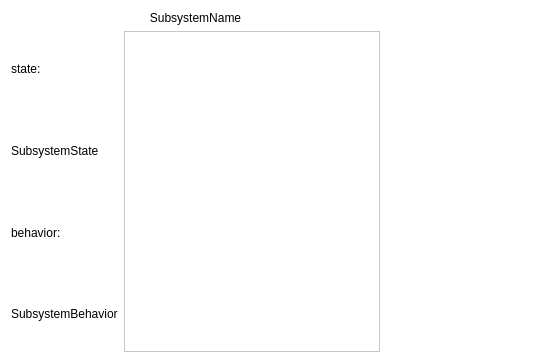
The window that resource/SubsystemWidget.ui (dseredyn/rqt_agent) describes before a commit, drawn with Qt 5.
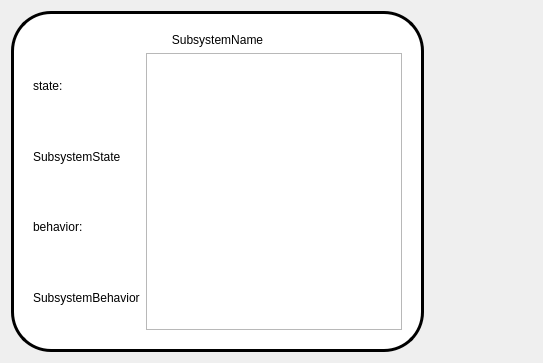
The same window after the commit.

Commit message: rounded agent

What changed in the file:
```diff
--- a/resource/SubsystemWidget.ui
+++ b/resource/SubsystemWidget.ui
@@ -16,402 +16,29 @@
     <verstretch>0</verstretch>
    </sizepolicy>
   </property>
-  <property name="palette">
-   <palette>
-    <active>
-     <colorrole role="WindowText">
-      <brush brushstyle="SolidPattern">
-       <color alpha="255">
-        <red>0</red>
-        <green>0</green>
-        <blue>0</blue>
-       </color>
-      </brush>
-     </colorrole>
-     <colorrole role="Button">
-      <brush brushstyle="SolidPattern">
-       <color alpha="255">
-        <red>255</red>
-        <green>255</green>
-        <blue>255</blue>
-       </color>
-      </brush>
-     </colorrole>
-     <colorrole role="Light">
-      <brush brushstyle="SolidPattern">
-       <color alpha="255">
-        <red>255</red>
-        <green>255</green>
-        <blue>255</blue>
-       </color>
-      </brush>
-     </colorrole>
-     <colorrole role="Midlight">
-      <brush brushstyle="SolidPattern">
-       <color alpha="255">
-        <red>255</red>
-        <green>255</green>
-        <blue>255</blue>
-       </color>
-      </brush>
-     </colorrole>
-     <colorrole role="Dark">
-      <brush brushstyle="SolidPattern">
-       <color alpha="255">
-        <red>255</red>
-        <green>255</green>
-        <blue>255</blue>
-       </color>
-      </brush>
-     </colorrole>
-     <colorrole role="Mid">
-      <brush brushstyle="SolidPattern">
-       <color alpha="255">
-        <red>255</red>
-        <green>255</green>
-        <blue>255</blue>
-       </color>
-      </brush>
-     </colorrole>
-     <colorrole role="Text">
-      <brush brushstyle="SolidPattern">
-       <color alpha="255">
-        <red>0</red>
-        <green>0</green>
-        <blue>0</blue>
-       </color>
-      </brush>
-     </colorrole>
-     <colorrole role="BrightText">
-      <brush brushstyle="SolidPattern">
-       <color alpha="255">
-        <red>0</red>
-        <green>0</green>
-        <blue>0</blue>
-       </color>
-      </brush>
-     </colorrole>
-     <colorrole role="ButtonText">
-      <brush brushstyle="SolidPattern">
-       <color alpha="255">
-        <red>0</red>
-        <green>0</green>
-        <blue>0</blue>
-       </color>
-      </brush>
-     </colorrole>
-     <colorrole role="Base">
-      <brush brushstyle="SolidPattern">
-       <color alpha="255">
-        <red>255</red>
-        <green>255</green>
-        <blue>255</blue>
-       </color>
-      </brush>
-     </colorrole>
-     <colorrole role="Window">
-      <brush brushstyle="SolidPattern">
-       <color alpha="255">
-        <red>255</red>
-        <green>255</green>
-        <blue>255</blue>
-       </color>
-      </brush>
-     </colorrole>
-     <colorrole role="Shadow">
-      <brush brushstyle="SolidPattern">
-       <color alpha="255">
-        <red>255</red>
-        <green>255</green>
-        <blue>255</blue>
-       </color>
-      </brush>
-     </colorrole>
-     <colorrole role="Highlight">
-      <brush brushstyle="SolidPattern">
-       <color alpha="255">
-        <red>255</red>
-        <green>255</green>
-        <blue>255</blue>
-       </color>
-      </brush>
-     </colorrole>
-     <colorrole role="HighlightedText">
-      <brush brushstyle="SolidPattern">
-       <color alpha="255">
-        <red>0</red>
-        <green>0</green>
-        <blue>0</blue>
-       </color>
-      </brush>
-     </colorrole>
-    </active>
-    <inactive>
-     <colorrole role="WindowText">
-      <brush brushstyle="SolidPattern">
-       <color alpha="255">
-        <red>0</red>
-        <green>0</green>
-        <blue>0</blue>
-       </color>
-      </brush>
-     </colorrole>
-     <colorrole role="Button">
-      <brush brushstyle="SolidPattern">
-       <color alpha="255">
-        <red>255</red>
-        <green>255</green>
-        <blue>255</blue>
-       </color>
-      </brush>
-     </colorrole>
-     <colorrole role="Light">
-      <brush brushstyle="SolidPattern">
-       <color alpha="255">
-        <red>255</red>
-        <green>255</green>
-        <blue>255</blue>
-       </color>
-      </brush>
-     </colorrole>
-     <colorrole role="Midlight">
-      <brush brushstyle="SolidPattern">
-       <color alpha="255">
-        <red>255</red>
-        <green>255</green>
-        <blue>255</blue>
-       </color>
-      </brush>
-     </colorrole>
-     <colorrole role="Dark">
-      <brush brushstyle="SolidPattern">
-       <color alpha="255">
-        <red>255</red>
-        <green>255</green>
-        <blue>255</blue>
-       </color>
-      </brush>
-     </colorrole>
-     <colorrole role="Mid">
-      <brush brushstyle="SolidPattern">
-       <color alpha="255">
-        <red>255</red>
-        <green>255</green>
-        <blue>255</blue>
-       </color>
-      </brush>
-     </colorrole>
-     <colorrole role="Text">
-      <brush brushstyle="SolidPattern">
-       <color alpha="255">
-        <red>0</red>
-        <green>0</green>
-        <blue>0</blue>
-       </color>
-      </brush>
-     </colorrole>
-     <colorrole role="BrightText">
-      <brush brushstyle="SolidPattern">
-       <color alpha="255">
-        <red>0</red>
-        <green>0</green>
-        <blue>0</blue>
-       </color>
-      </brush>
-     </colorrole>
-     <colorrole role="ButtonText">
-      <brush brushstyle="SolidPattern">
-       <color alpha="255">
-        <red>0</red>
-        <green>0</green>
-        <blue>0</blue>
-       </color>
-      </brush>
-     </colorrole>
-     <colorrole role="Base">
-      <brush brushstyle="SolidPattern">
-       <color alpha="255">
-        <red>255</red>
-        <green>255</green>
-        <blue>255</blue>
-       </color>
-      </brush>
-     </colorrole>
-     <colorrole role="Window">
-      <brush brushstyle="SolidPattern">
-       <color alpha="255">
-        <red>255</red>
-        <green>255</green>
-        <blue>255</blue>
-       </color>
-      </brush>
-     </colorrole>
-     <colorrole role="Shadow">
-      <brush brushstyle="SolidPattern">
-       <color alpha="255">
-        <red>255</red>
-        <green>255</green>
-        <blue>255</blue>
-       </color>
-      </brush>
-     </colorrole>
-     <colorrole role="Highlight">
-      <brush brushstyle="SolidPattern">
-       <color alpha="255">
-        <red>255</red>
-        <green>255</green>
-        <blue>255</blue>
-       </color>
-      </brush>
-     </colorrole>
-     <colorrole role="HighlightedText">
-      <brush brushstyle="SolidPattern">
-       <color alpha="255">
-        <red>0</red>
-        <green>0</green>
-        <blue>0</blue>
-       </color>
-      </brush>
-     </colorrole>
-    </inactive>
-    <disabled>
-     <colorrole role="WindowText">
-      <brush brushstyle="SolidPattern">
-       <color alpha="255">
-        <red>0</red>
-        <green>0</green>
-        <blue>0</blue>
-       </color>
-      </brush>
-     </colorrole>
-     <colorrole role="Button">
-      <brush brushstyle="SolidPattern">
-       <color alpha="255">
-        <red>255</red>
-        <green>255</green>
-        <blue>255</blue>
-       </color>
-      </brush>
-     </colorrole>
-     <colorrole role="Light">
-      <brush brushstyle="SolidPattern">
-       <color alpha="255">
-        <red>255</red>
-        <green>255</green>
-        <blue>255</blue>
-       </color>
-      </brush>
-     </colorrole>
-     <colorrole role="Midlight">
-      <brush brushstyle="SolidPattern">
-       <color alpha="255">
-        <red>255</red>
-        <green>255</green>
-        <blue>255</blue>
-       </color>
-      </brush>
-     </colorrole>
-     <colorrole role="Dark">
-      <brush brushstyle="SolidPattern">
-       <color alpha="255">
-        <red>255</red>
-        <green>255</green>
-        <blue>255</blue>
-       </color>
-      </brush>
-     </colorrole>
-     <colorrole role="Mid">
-      <brush brushstyle="SolidPattern">
-       <color alpha="255">
-        <red>255</red>
-        <green>255</green>
-        <blue>255</blue>
-       </color>
-      </brush>
-     </colorrole>
-     <colorrole role="Text">
-      <brush brushstyle="SolidPattern">
-       <color alpha="255">
-        <red>0</red>
-        <green>0</green>
-        <blue>0</blue>
-       </color>
-      </brush>
-     </colorrole>
-     <colorrole role="BrightText">
-      <brush brushstyle="SolidPattern">
-       <color alpha="255">
-        <red>0</red>
-        <green>0</green>
-        <blue>0</blue>
-       </color>
-      </brush>
-     </colorrole>
-     <colorrole role="ButtonText">
-      <brush brushstyle="SolidPattern">
-       <color alpha="255">
-        <red>0</red>
-        <green>0</green>
-        <blue>0</blue>
-       </color>
-      </brush>
-     </colorrole>
-     <colorrole role="Base">
-      <brush brushstyle="SolidPattern">
-       <color alpha="255">
-        <red>255</red>
-        <green>255</green>
-        <blue>255</blue>
-       </color>
-      </brush>
-     </colorrole>
-     <colorrole role="Window">
-      <brush brushstyle="SolidPattern">
-       <color alpha="255">
-        <red>255</red>
-        <green>255</green>
-        <blue>255</blue>
-       </color>
-      </brush>
-     </colorrole>
-     <colorrole role="Shadow">
-      <brush brushstyle="SolidPattern">
-       <color alpha="255">
-        <red>255</red>
-        <green>255</green>
-        <blue>255</blue>
-       </color>
-      </brush>
-     </colorrole>
-     <colorrole role="Highlight">
-      <brush brushstyle="SolidPattern">
-       <color alpha="255">
-        <red>255</red>
-        <green>255</green>
-        <blue>255</blue>
-       </color>
-      </brush>
-     </colorrole>
-     <colorrole role="HighlightedText">
-      <brush brushstyle="SolidPattern">
-       <color alpha="255">
-        <red>0</red>
-        <green>0</green>
-        <blue>0</blue>
-       </color>
-      </brush>
-     </colorrole>
-    </disabled>
-   </palette>
-  </property>
   <property name="windowTitle">
    <string>Form</string>
   </property>
   <property name="autoFillBackground">
-   <bool>true</bool>
+   <bool>false</bool>
+  </property>
+  <property name="styleSheet">
+   <string notr="true"/>
   </property>
   <layout class="QFormLayout" name="formLayout">
    <item row="0" column="0">
+    <widget class="QFrame" name="SubsystemWidget_2">
+     <property name="styleSheet">
+      <string notr="true">QFrame#SubsystemWidget_2 {
+ border-color: rgb(0, 0, 0);
+ background-color: rgb(255, 255, 255);
+  border-width: 3px;        
+  border-style: solid;
+  border-radius: 40px;
+  padding:10px;
+}
+</string>
+     </property>
     <layout class="QVBoxLayout" name="verticalLayout" stretch="0,0,0,0">
      <property name="sizeConstraint">
       <enum>QLayout::SetMaximumSize</enum>
@@ -478,6 +105,7 @@
       <layout class="QHBoxLayout" name="lower_buffers_layout"/>
      </item>
     </layout>
+    </widget>
    </item>
   </layout>
   <zorder>verticalLayoutWidget</zorder>
```
Left out of the diff: 2 changed lines with no effect on the pictures. Lines whose indentation alone changed are shown as unchanged. The commit also changes 1 other file.
